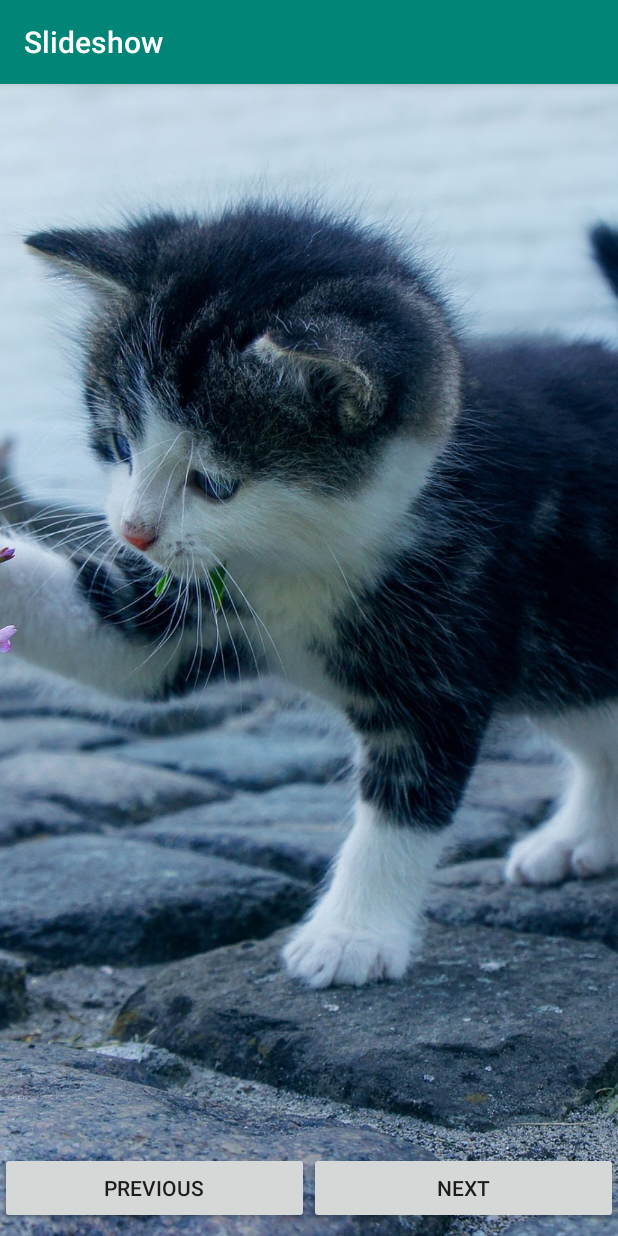
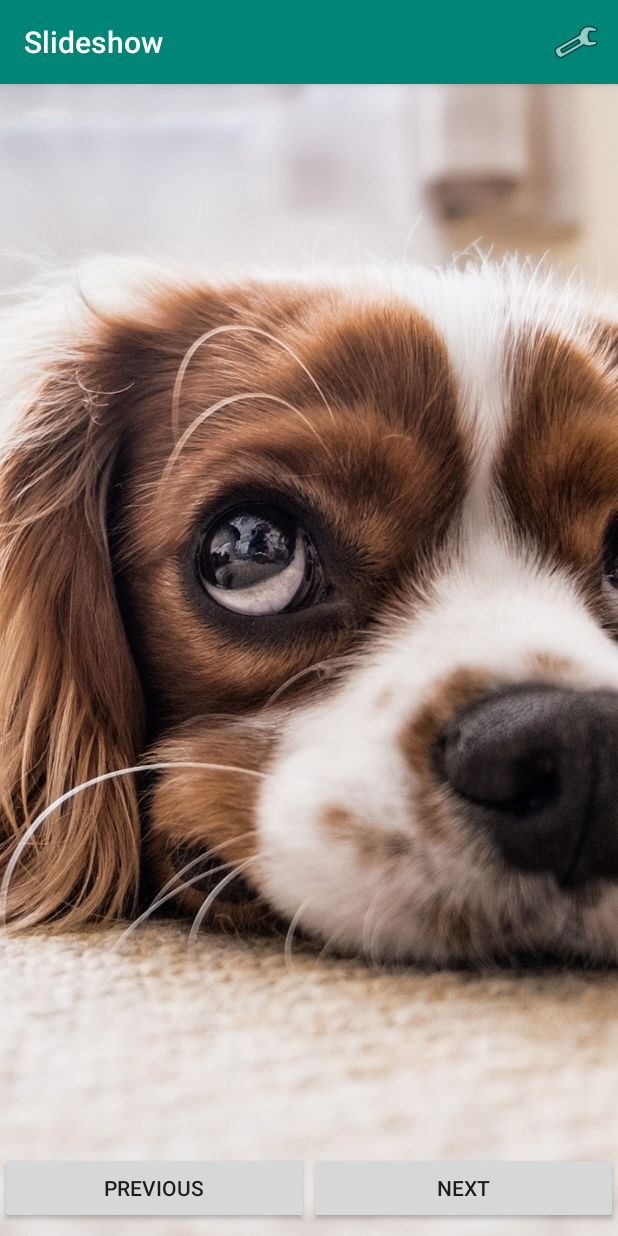
Before and after one commit to P-Giraffe/cours-android, an Android app: the screen it shows after launch (SlideshowActivity), after a tap on "PREVIOUS", on a phone screen of 412 x 824 dp. Run offline under Robolectric (Android 15) with nearby library versions, the phone set to English and light mode, and no system bars; 1 other tap on this screen came first.

Commit message:
561_Ajout_de_la_AppBar

```diff
--- a/cours-standard/Partie_5_diaporama_photo_v3/Slideshow/app/src/main/java/fr/purplegiraffe/slideshow/SlideshowActivity.kt
+++ b/cours-standard/Partie_5_diaporama_photo_v3/Slideshow/app/src/main/java/fr/purplegiraffe/slideshow/SlideshowActivity.kt
@@ -3,6 +3,8 @@ package fr.purplegiraffe.slideshow
 import android.support.v7.app.AppCompatActivity
 import android.os.Bundle
 import android.os.CountDownTimer
+import android.view.Menu
+import android.view.MenuItem
 import android.view.View
 import kotlinx.android.synthetic.main.activity_slideshow.*
 
@@ -72,4 +74,22 @@ class SlideshowActivity : AppCompatActivity() {
         currentPhotoIndex = savedInstanceState?.getInt("currentPhotoIndex") ?: 0
         imageView.setImageResource(photoList[currentPhotoIndex])
     }
+
+    override fun onCreateOptionsMenu(menu: Menu?): Boolean {
+        menuInflater.inflate(R.menu.main_menu, menu)
+        return super.onCreateOptionsMenu(menu)
+    }
+
+    override fun onOptionsItemSelected(item: MenuItem?): Boolean {
+        if (item != null) {
+            when (item.itemId) {
+                R.id.settings_button -> displaySettings()
+            }
+        }
+        return super.onOptionsItemSelected(item)
+    }
+
+    fun displaySettings() {
+
+    }
 }
--- /dev/null
+++ b/cours-standard/Partie_5_diaporama_photo_v3/Slideshow/app/src/main/res/menu/main_menu.xml
@@ -0,0 +1,6 @@
+<?xml version="1.0" encoding="utf-8"?>
+<menu xmlns:app="http://schemas.android.com/apk/res-auto" xmlns:android="http://schemas.android.com/apk/res/android">
+
+    <item android:title="Settings" android:id="@+id/settings_button" android:icon="@android:drawable/ic_menu_manage"
+          app:showAsAction="ifRoom"/>
+</menu>
```
